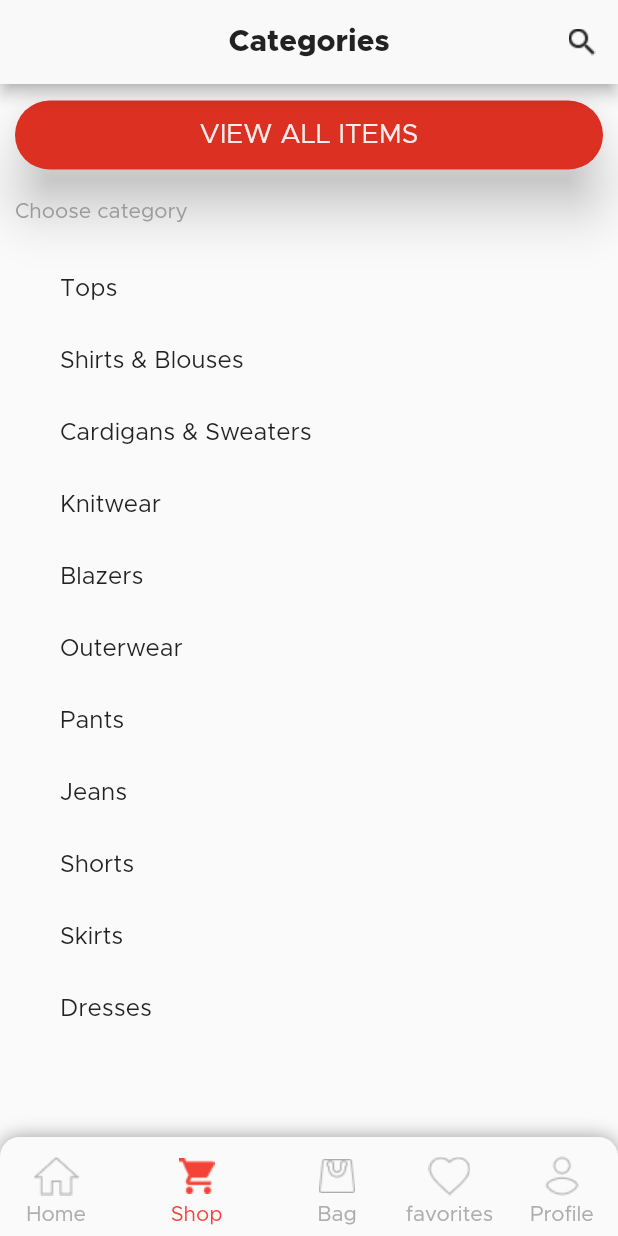
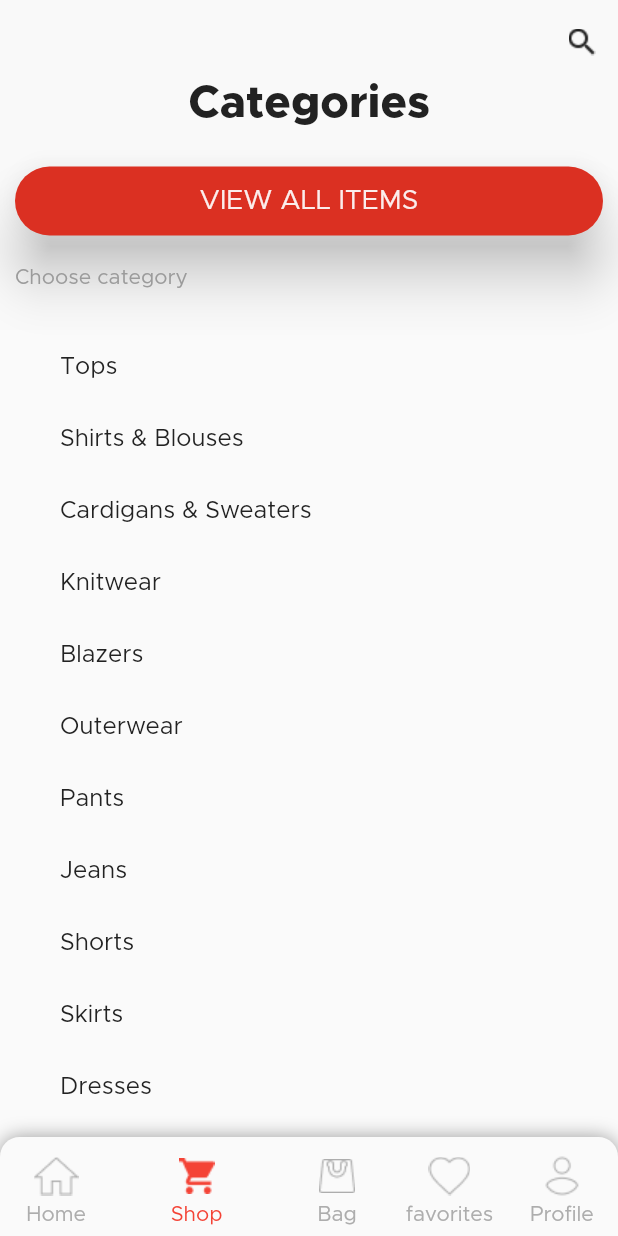
Before and after one commit to linhkhoi-huynh-goldenowl/ecommerce_app, a Flutter app: the DashboardScreen screen opened by its route, item 2 of the bottom bar chosen, on a phone screen of 412 x 824 dp. Run offline on Flutter 3.47's test engine with Material 2 defaults, Android fonts, the phone set to English and light mode, and no system bars; our stand-ins replace bloc, carousel_slider, equatable, flutter_bloc, shared_preferences; accounts and stored records are empty.

Commit message:
them category screen

```diff
--- a/lib/config/routes/router.dart
+++ b/lib/config/routes/router.dart
@@ -41,7 +41,7 @@ class AppRouter {
         return MaterialPageRoute(builder: (_) => const NewProductScreen());
       case Routes.shopCategoryScreen:
         return MaterialPageRoute(builder: (_) {
-          return ShopCategoryScreen();
+          return const ShopCategoryScreen();
         });
       default:
         return MaterialPageRoute(
--- a/lib/main.dart
+++ b/lib/main.dart
@@ -1,5 +1,7 @@
 import 'package:ecommerce_app/modules/cubit/authentication/authentication_cubit.dart';
+import 'package:ecommerce_app/modules/cubit/category/category_cubit.dart';
 import 'package:ecommerce_app/modules/cubit/product/product_cubit.dart';
+import 'package:ecommerce_app/modules/repositories/category_repository.dart';
 import 'package:ecommerce_app/modules/repositories/product_repository.dart';
 import 'package:flutter/material.dart';
 import 'package:flutter_bloc/flutter_bloc.dart';
@@ -29,6 +31,10 @@ class MyApp extends StatelessWidget {
               create: (context) =>
                   ProductCubit(productRepository: ProductRepository()),
             ),
+            BlocProvider(
+              create: (context) =>
+                  CategoryCubit(categoryRepository: CategoryRepository()),
+            ),
           ],
           child: const MaterialApp(
             onGenerateRoute: AppRouter.generateRoute,
--- /dev/null
+++ b/lib/modules/cubit/category/category_state.dart
@@ -0,0 +1,30 @@
+part of 'category_cubit.dart';
+
+enum CategoryStatus { initial, success, failure, loading }
+
+class CategoryState extends Equatable {
+  const CategoryState(
+      {this.categories = const <String>[],
+      this.status = CategoryStatus.initial,
+      this.isSearch = false,
+      this.searchInput = ""});
+  final List<String> categories;
+  final CategoryStatus status;
+  final String searchInput;
+  final bool isSearch;
+
+  CategoryState copyWith(
+      {CategoryStatus? status,
+      List<String>? categories,
+      bool? isSearch,
+      String? searchInput}) {
+    return CategoryState(
+        status: status ?? this.status,
+        categories: categories ?? this.categories,
+        isSearch: isSearch ?? this.isSearch,
+        searchInput: searchInput ?? this.searchInput);
+  }
+
+  @override
+  List<Object> get props => [categories, status, isSearch];
+}
--- a/lib/modules/cubit/product/product_state.dart
+++ b/lib/modules/cubit/product/product_state.dart
@@ -67,6 +67,8 @@ class ProductState extends Equatable {
         sort,
         searchInput,
         isSearch,
-        categoryName
+        categoryName,
+        gridStatus,
+        searchStatus
       ];
 }
--- /dev/null
+++ b/lib/modules/repositories/category_repository.dart
@@ -0,0 +1,25 @@
+class CategoryRepository {
+  List<String> categories = <String>[
+    "Tops",
+    "Shirts & Blouses",
+    "Cardigans & Sweaters",
+    "Knitwear",
+    "Blazers",
+    "Outerwear",
+    "Pants",
+    "Jeans",
+    "Shorts",
+    "Skirts",
+    "Dresses"
+  ];
+  Future<List<String>> getCategories() async {
+    return categories;
+  }
+
+  Future<List<String>> getCategoriesByName(String searchName) async {
+    return categories
+        .where((element) =>
+            element.toLowerCase().contains(searchName.toLowerCase()))
+        .toList();
+  }
+}
--- a/lib/modules/screens/root_screen.dart
+++ b/lib/modules/screens/root_screen.dart
@@ -137,9 +137,9 @@ class _DashboardScreenState extends State<DashboardScreen> {
         } else if (state.navbarItem == NavbarItem.shop) {
           return Navigator(
             onGenerateRoute: (settings) {
-              Widget page = ShopScreen();
+              Widget page = const ShopScreen();
               if (settings.name == Routes.shopCategoryScreen) {
-                page = ShopCategoryScreen();
+                page = const ShopCategoryScreen();
               }
               return MaterialPageRoute(builder: (_) => page);
             },
--- a/lib/modules/screens/shop_screen.dart
+++ b/lib/modules/screens/shop_screen.dart
@@ -1,74 +1,83 @@
 import 'package:ecommerce_app/config/routes/router.dart';
 import 'package:ecommerce_app/modules/cubit/product/product_cubit.dart';
 import 'package:ecommerce_app/widgets/button_intro.dart';
+import 'package:ecommerce_app/widgets/search_text_field.dart';
+import 'package:ecommerce_app/widgets/sliver_appber_delegate.dart';
 import 'package:flutter/material.dart';
 import 'package:flutter_bloc/flutter_bloc.dart';
 
+import '../cubit/category/category_cubit.dart';
+
 class ShopScreen extends StatelessWidget {
-  ShopScreen({Key? key}) : super(key: key);
-
-  final titles = <String>[
-    "Tops",
-    "Shirts & Blouses",
-    "Cardigans & Sweaters",
-    "Knitwear",
-    "Blazers",
-    "Outerwear",
-    "Pants",
-    "Jeans",
-    "Shorts",
-    "Skirts",
-    "Dresses"
-  ];
+  const ShopScreen({Key? key}) : super(key: key);
 
   @override
   Widget build(BuildContext context) {
-    final List<Widget> categoriesWidget = titles
-        .map((entry) => InkWell(
-            onTap: () {
-              BlocProvider.of<ProductCubit>(context)
-                  .productCategoryEvent(entry);
-              Navigator.of(context).pushNamed(Routes.shopCategoryScreen);
-            },
-            child: Container(
-              width: double.maxFinite,
-              padding: const EdgeInsets.only(
-                  left: 40, bottom: 16, top: 16, right: 0),
-              child: Text(
-                entry,
-                style: const TextStyle(
-                    color: Color(0xff222222),
-                    fontSize: 16,
-                    fontFamily: "Metropolis"),
-              ),
-            )))
-        .toList();
+    return BlocBuilder<CategoryCubit, CategoryState>(builder: (context, state) {
+      switch (state.status) {
+        case CategoryStatus.failure:
+          return const Scaffold(
+            body: Center(child: Text('Failed To Get Category')),
+          );
+        case CategoryStatus.success:
           return Scaffold(
-      appBar: AppBar(
-          leading: null,
-          automaticallyImplyLeading: false,
+              body: NestedScrollView(
+            physics: const BouncingScrollPhysics(),
+            headerSliverBuilder:
+                (BuildContext context, bool innerBoxIsScrolled) {
+              return <Widget>[
+                SliverAppBar(
                     backgroundColor: const Color(0xffF9F9F9),
+                    expandedHeight: 100.0,
+                    pinned: true,
                     actions: [
                       IconButton(
-                onPressed: () {},
+                          onPressed: () {
+                            BlocProvider.of<CategoryCubit>(context)
+                                .categoryOpenSearchBar();
+                          },
                           icon: Image.asset('assets/images/icons/find.png'))
                     ],
+                    flexibleSpace: FlexibleSpaceBar(
                         centerTitle: true,
-          title: const Text(
+                        title: state.isSearch == false
+                            ? const Text(
                                 "Categories",
                                 style: TextStyle(
                                     color: Color(0xff222222),
                                     fontFamily: "Metropolis",
                                     fontWeight: FontWeight.w600),
-          )),
-      body: ListView(children: [
+                              )
+                            : SearchTextField(
+                                initValue: state.searchInput,
+                                func: (value) {
+                                  BlocProvider.of<CategoryCubit>(context)
+                                      .categorySearch(value);
+                                }))),
+                SliverPersistentHeader(
+                    pinned: true,
+                    delegate: SliverAppBarDelegate(
+                        child: PreferredSize(
+                            preferredSize: const Size.fromHeight(120.0),
+                            child: BlocBuilder<ProductCubit, ProductState>(
+                                builder: (context, state) {
+                              return Container(
+                                color: const Color(0xffF9F9F9),
+                                child: Column(
+                                    crossAxisAlignment:
+                                        CrossAxisAlignment.start,
+                                    children: [
                                       Padding(
-          padding: const EdgeInsets.all(10),
+                                        padding: const EdgeInsets.symmetric(
+                                            horizontal: 10, vertical: 10),
                                         child: ButtonIntro(
                                             func: () {
-                BlocProvider.of<ProductCubit>(context)
-                    .productCategoryEvent("All products");
-                Navigator.of(context).pushNamed(Routes.shopCategoryScreen);
+                                              BlocProvider.of<ProductCubit>(
+                                                      context)
+                                                  .productCategoryEvent(
+                                                      "All products");
+                                              Navigator.of(context).pushNamed(
+                                                  Routes.shopCategoryScreen);
                                             },
                                             title: "VIEW ALL ITEMS"),
                                       ),
@@ -85,11 +94,42 @@ class ShopScreen extends StatelessWidget {
                                       const SizedBox(
                                         height: 10,
                                       ),
-        Column(
-          crossAxisAlignment: CrossAxisAlignment.start,
-          children: categoriesWidget,
-        )
                                     ]),
                               );
+                            })))),
+              ];
+            },
+            body: state.categories.isEmpty
+                ? const Center(
+                    child: Text("No categories"),
+                  )
+                : ListView.builder(
+                    itemBuilder: (BuildContext context, int index) {
+                      return InkWell(
+                          onTap: () {
+                            BlocProvider.of<ProductCubit>(context)
+                                .productCategoryEvent(state.categories[index]);
+                            Navigator.of(context)
+                                .pushNamed(Routes.shopCategoryScreen);
+                          },
+                          child: Container(
+                            width: double.maxFinite,
+                            padding: const EdgeInsets.only(
+                                left: 40, bottom: 16, top: 16, right: 0),
+                            child: Text(
+                              state.categories[index],
+                              style: const TextStyle(
+                                  color: Color(0xff222222),
+                                  fontSize: 16,
+                                  fontFamily: "Metropolis"),
+                            ),
+                          ));
+                    },
+                    itemCount: state.categories.length),
+          ));
+        default:
+          return const Center(child: CircularProgressIndicator());
+      }
+    });
   }
 }
```
Also changed, not shown: lib/modules/cubit/category/category_cubit.dart (added, +47 -0 lines), lib/modules/screens/shop_category_screen.dart (+7 -40 lines), lib/widgets/sliver_appber_delegate.dart (added, +24 -0 lines). Lines whose indentation alone changed are shown as unchanged.
